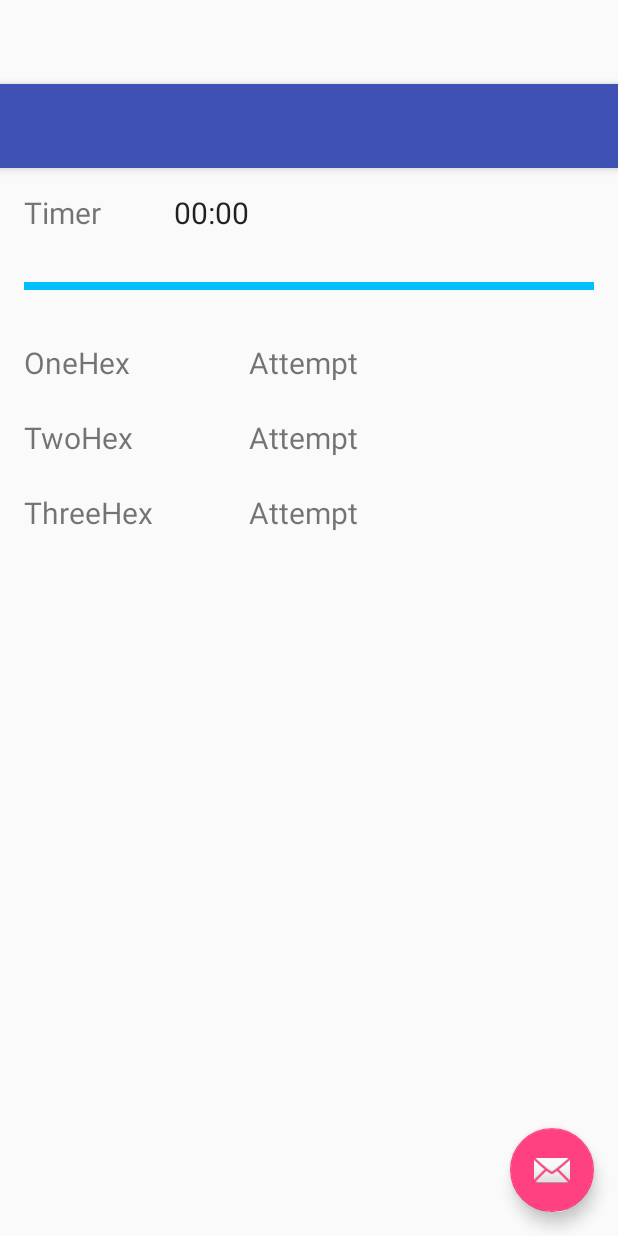
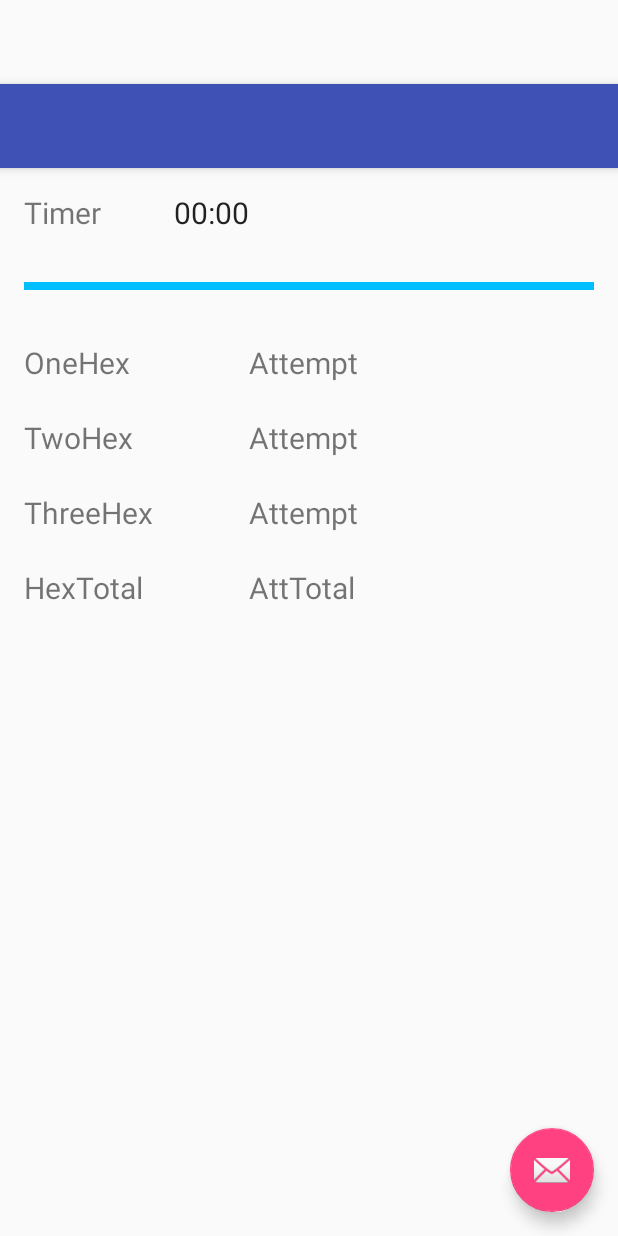
Before and after one commit to agithubusr/gpal, an Android app: the layout activity_main.xml on its own in the app's theme, with its tools: preview values and no code run, on a phone screen of 412 x 824 dp. Run offline under Robolectric (Android 15) with nearby library versions, the phone set to English and light mode, and no system bars.

Commit message:
Adding totals.

```diff
--- a/app/src/main/res/layout/content_main.xml
+++ b/app/src/main/res/layout/content_main.xml
@@ -77,4 +77,20 @@
               android:textSize="20dp"
               android:id="@+id/three_att"
               android:layout_gravity="center_horizontal" />
+
+    <TextView android:layout_width="wrap_content"
+              android:layout_height="wrap_content"
+              android:layout_marginTop="250dp"
+              android:text="@string/total_hex"
+              android:textSize="20dp"
+              android:id="@+id/total_hex"
+              android:layout_gravity="center_horizontal" />
+    <TextView android:layout_width="wrap_content"
+              android:layout_height="wrap_content"
+              android:layout_marginTop="250dp"
+              android:layout_marginLeft="150dp"
+              android:text="@string/total_att"
+              android:textSize="20dp"
+              android:id="@+id/total_att"
+              android:layout_gravity="center_horizontal" />
 </RelativeLayout>
--- a/app/src/main/res/values/strings.xml
+++ b/app/src/main/res/values/strings.xml
@@ -3,7 +3,9 @@
     <string name="action_settings">Settings</string>
     <string name="chrono">Timer</string>
     <string name="att">Attempt</string>
+    <string name="total_att">AttTotal</string>
     <string name="one_hex">OneHex</string>
     <string name="two_hex">TwoHex</string>
     <string name="three_hex">ThreeHex</string>
+    <string name="total_hex">HexTotal</string>
 </resources>
```
Also changed, not shown: app/src/main/java/akira/gympal/MainActivity.kt (+12 -0 lines).
